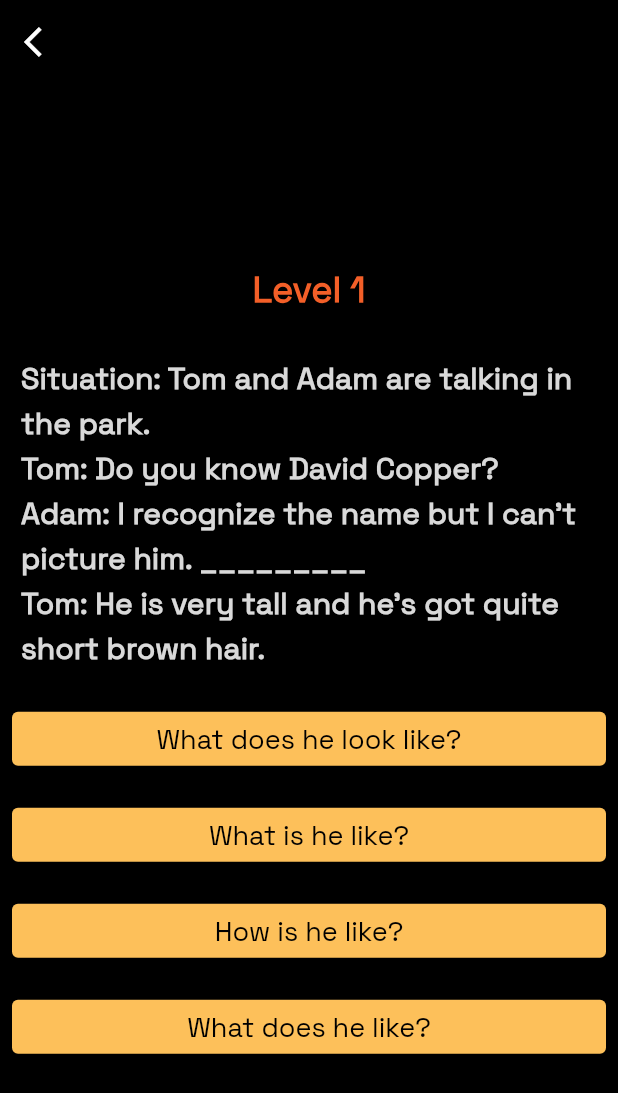
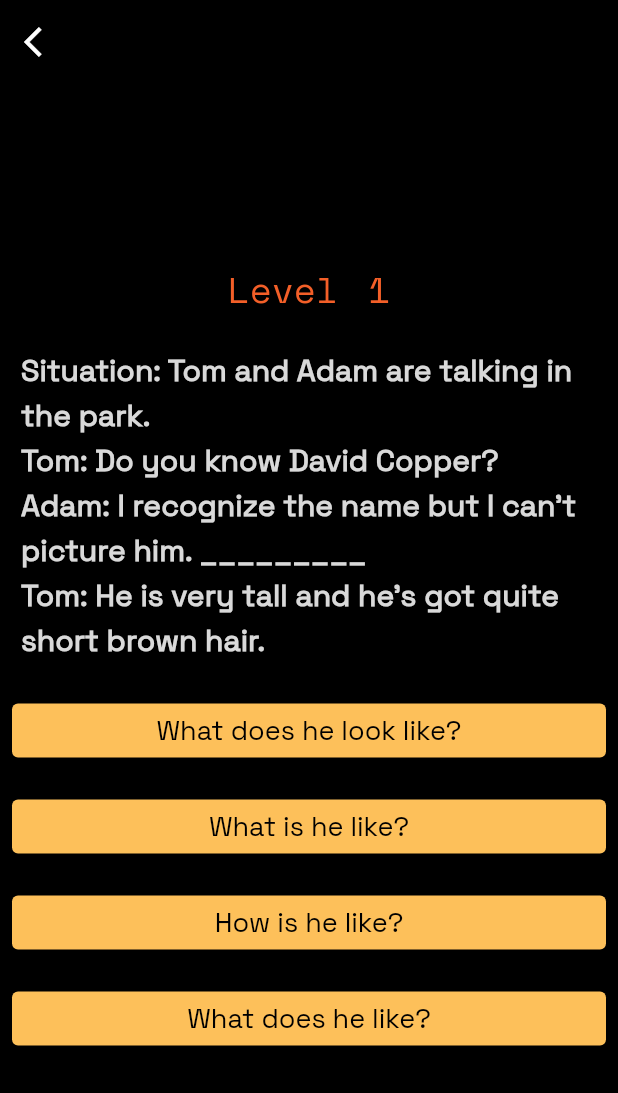
Before and after one commit to Honeytoast14/Studistic, a Flutter app: the QuestionPage screen opened directly with empty values, on a phone screen of 412 x 824 dp. Shown: the top 1093 px of the screen. Run offline on Flutter 3.47's test engine with Material 2 defaults, Android fonts, the light colour scheme and no system bars.

Commit message:
ui question is done

```diff
--- a/lib/question.dart
+++ b/lib/question.dart
@@ -27,7 +27,12 @@ class _QuestionPageState extends State<QuestionPage> {
             icon: Icon(
               Icons.arrow_back_ios,
             ),
-            onPressed: () => Navigator.of(context).pop(),
+            onPressed: () {
+              Navigator.push(
+                context,
+                MaterialPageRoute(builder: (context) => LevelPage()),
+              );
+            },
           ),
           backgroundColor: Colors.black,
         ),
@@ -64,7 +69,12 @@ class _QuestionPageState extends State<QuestionPage> {
             icon: Icon(
               Icons.arrow_back_ios,
             ),
-            onPressed: () => Navigator.of(context).pop(),
+            onPressed: () {
+              Navigator.push(
+                context,
+                MaterialPageRoute(builder: (context) => LevelPage()),
+              );
+            },
           ),
           backgroundColor: Colors.black,
         ),
@@ -91,14 +101,23 @@ class _QuestionPageState extends State<QuestionPage> {
                     size: 30,
                     color: Color(0xFFF5B446),
                   ),
-                  SizedBox(
-                      width: 8), // Add some space between the icon and the text
+                  SizedBox(width: 8),
                 ],
               ),
               SizedBox(
                 height: 30,
               ),
               ElevatedButton(
+                style: ButtonStyle(
+                  backgroundColor:
+                      MaterialStateProperty.all<Color>(Color(0xFFD9D9D9)),
+                  minimumSize: MaterialStateProperty.all<Size>(Size(150, 50)),
+                  shape: MaterialStateProperty.all<RoundedRectangleBorder>(
+                    RoundedRectangleBorder(
+                      borderRadius: BorderRadius.circular(8.0),
+                    ),
+                  ),
+                ),
                 onPressed: () {
                   if (isLastLevel) {
                     Navigator.push(
@@ -119,9 +138,15 @@ class _QuestionPageState extends State<QuestionPage> {
                   }
                 },
                 child: Text(
-                  isLastLevel ? 'Go to Level Page' : 'Next Level',
+                  isLastLevel ? 'Back To Level' : 'Next Level',
+                  style: TextStyle(
+                    color: Color(0xFFF35F28),
+                    fontFamily: 'SpaceMono',
+                    wordSpacing: 5.5,
+                    fontSize: 18,
+                  ),
                 ),
-              ),
+              )
             ],
           ),
         ),
@@ -134,7 +159,12 @@ class _QuestionPageState extends State<QuestionPage> {
             icon: Icon(
               Icons.arrow_back_ios,
             ),
-            onPressed: () => Navigator.of(context).pop(),
+            onPressed: () {
+              Navigator.push(
+                context,
+                MaterialPageRoute(builder: (context) => LevelPage()),
+              );
+            },
           ),
           backgroundColor: Colors.black,
         ),
@@ -143,14 +173,14 @@ class _QuestionPageState extends State<QuestionPage> {
           crossAxisAlignment: CrossAxisAlignment.stretch,
           children: [
             Padding(
-              padding: const EdgeInsets.all(14.0),
+              padding: const EdgeInsets.all(6.0),
               child: Text(
                 'Level ${widget.levelIndex + 1}', // Add level number text here
                 textAlign: TextAlign.center,
                 style: TextStyle(
                   fontSize: 24,
-                  fontWeight: FontWeight.bold,
-                  fontFamily: 'SpaceGrotesk',
+                  wordSpacing: 5.5,
+                  fontFamily: 'SpaceMono',
                   color: Color(0xFFF35F28),
                 ),
               ),
@@ -201,15 +231,3 @@ class _QuestionPageState extends State<QuestionPage> {
     }
   }
 }
-
-class Question {
-  final String question;
-  final List<String> answers;
-  final int correctAnswerIndex;
-
-  Question({
-    required this.question,
-    required this.answers,
-    required this.correctAnswerIndex,
-  });
-}
```
Also changed, not shown: lib/level.dart (+7 -3 lines).
